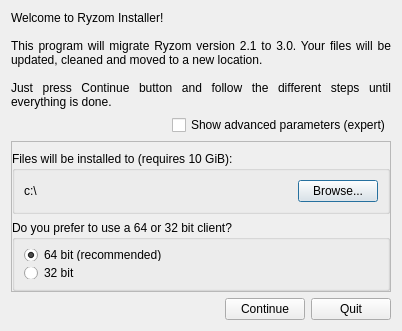
Above: code/ryzom/tools/client/ryzom_installer/ui/migratedialog.ui from ryzom/ryzomcore before the change. Below: the same form after it.
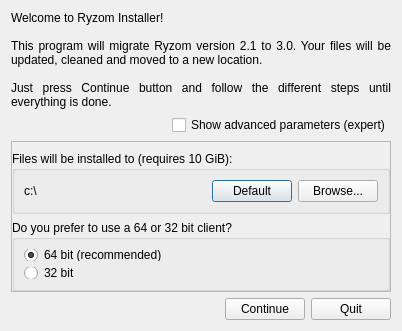
That is the form after the change.

Commit message:
Changed: New button for default location
branch : develop

```diff
--- a/code/ryzom/tools/client/ryzom_installer/ui/migratedialog.ui
+++ b/code/ryzom/tools/client/ryzom_installer/ui/migratedialog.ui
@@ -93,7 +93,7 @@
         <property name="title">
          <string>Files will be installed to (requires 10 GiB):</string>
         </property>
-        <layout class="QHBoxLayout" name="destinationLayout" stretch="1,0">
+        <layout class="QHBoxLayout" name="destinationLayout" stretch="1,0,0">
          <item>
           <widget class="QLabel" name="destinationLabel">
            <property name="text">
@@ -101,6 +101,13 @@
            </property>
           </widget>
          </item>
+         <item>
+          <widget class="QPushButton" name="destinationDefaultButton">
+           <property name="text">
+            <string>Default</string>
+           </property>
+          </widget>
+         </item>
          <item>
           <widget class="QPushButton" name="destinationBrowseButton">
            <property name="text">
```
Left out of the diff: 4 changed lines with no effect on the pictures. The commit also changes 5 other files.
